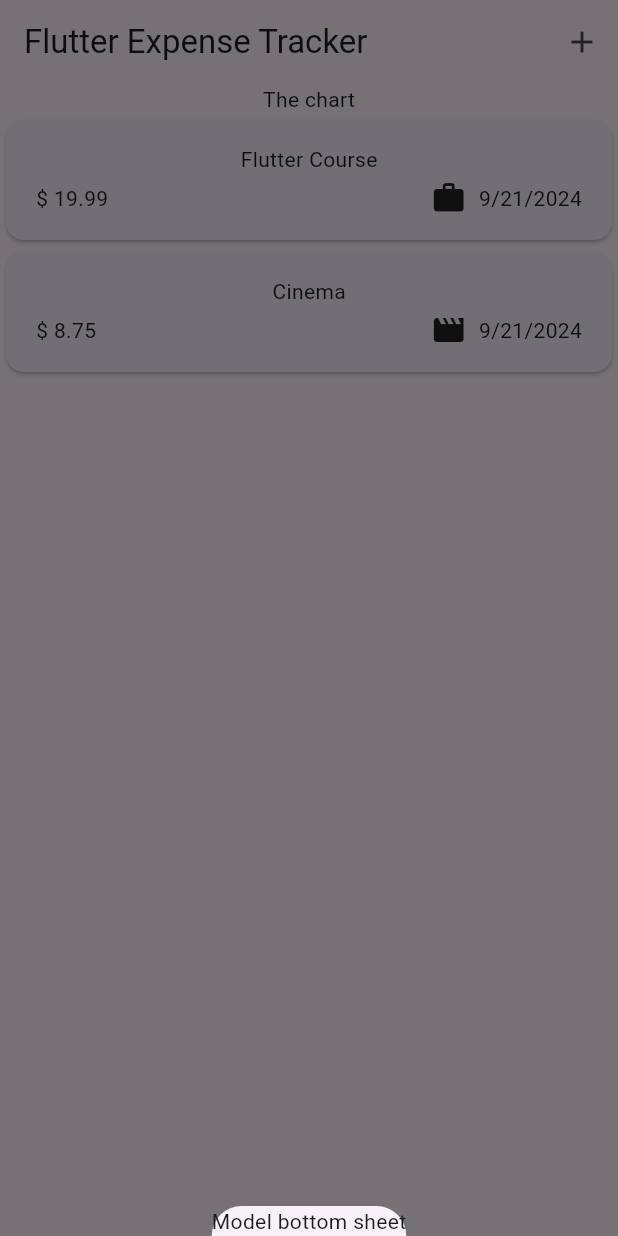
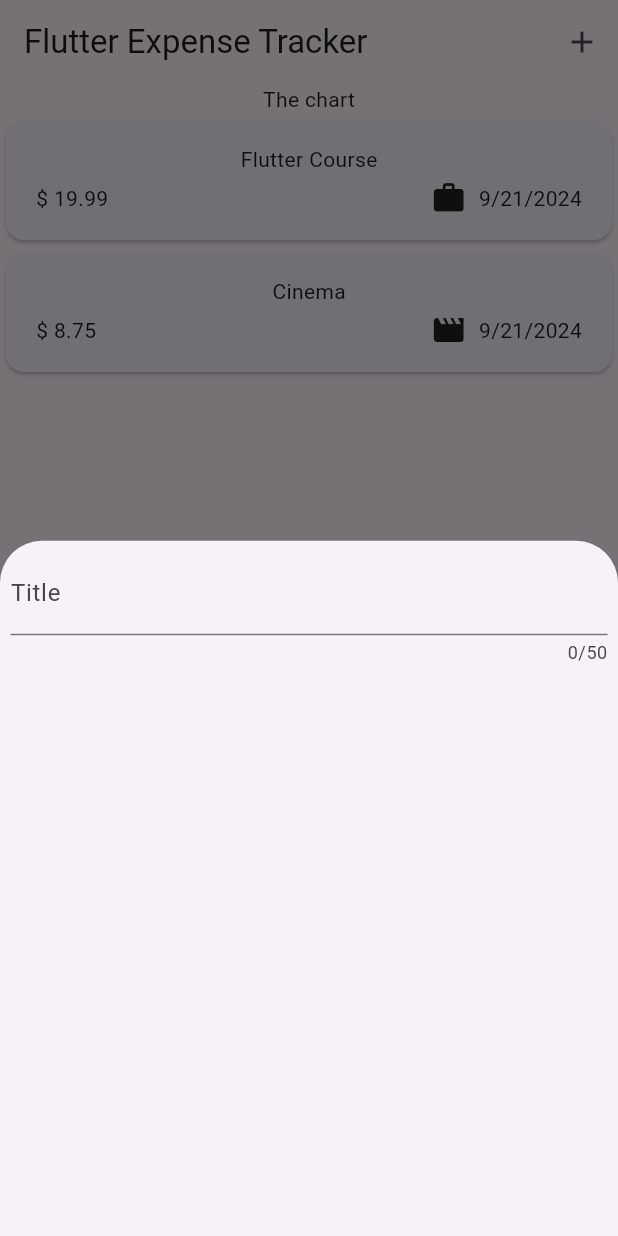
Before and after one commit to HiruniJayawardena/Application-03-Expense-Tracker, a Flutter app: the screen it shows after launch, after a tap on the "add" icon, on a phone screen of 412 x 824 dp. Run offline on Flutter 3.47's test engine with Material 3 defaults, Android fonts, the phone set to English and light mode, and no system bars.

Commit message:
Input decoration added

```diff
--- a/lib/widgets/expenses.dart
+++ b/lib/widgets/expenses.dart
@@ -1,3 +1,4 @@
+import 'package:expense_tracker/widgets/new_expense.dart';
 import 'package:flutter/material.dart';
 import 'package:expense_tracker/models/expense.dart';
 import 'package:expense_tracker/widgets/expenses_list/expenses_list.dart';
@@ -30,7 +31,7 @@ class _ExpensesState extends State<Expenses>{
   void _openAddExpenseOverlay() {
     showModalBottomSheet(
       context: context,
-      builder: (ctx) => const Text('Model bottom sheet'),
+      builder: (ctx) => const NewExpense(),
       );
   }
 
--- a/lib/widgets/new_expense.dart
+++ b/lib/widgets/new_expense.dart
@@ -18,6 +18,9 @@ class _NewExpenseState extends State<NewExpense>{
         children: [
           TextField(
             maxLength: 50,
+            decoration: InputDecoration(
+              label: Text('Title'),
+            ),
           ),
         ]
       ),
```
